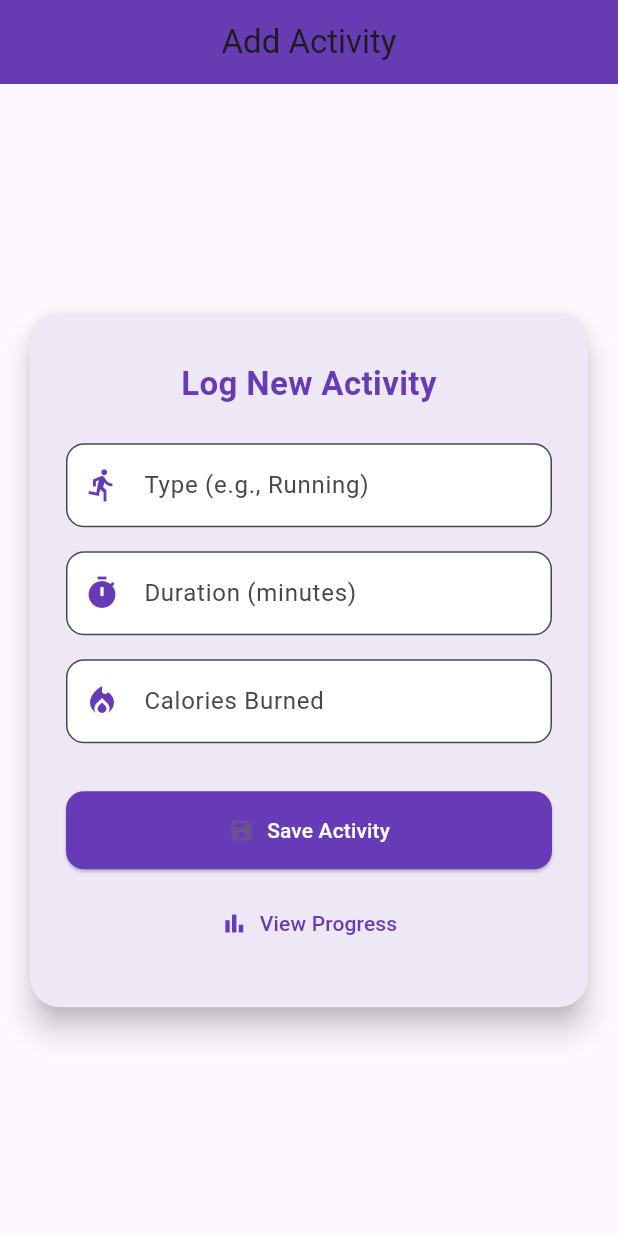
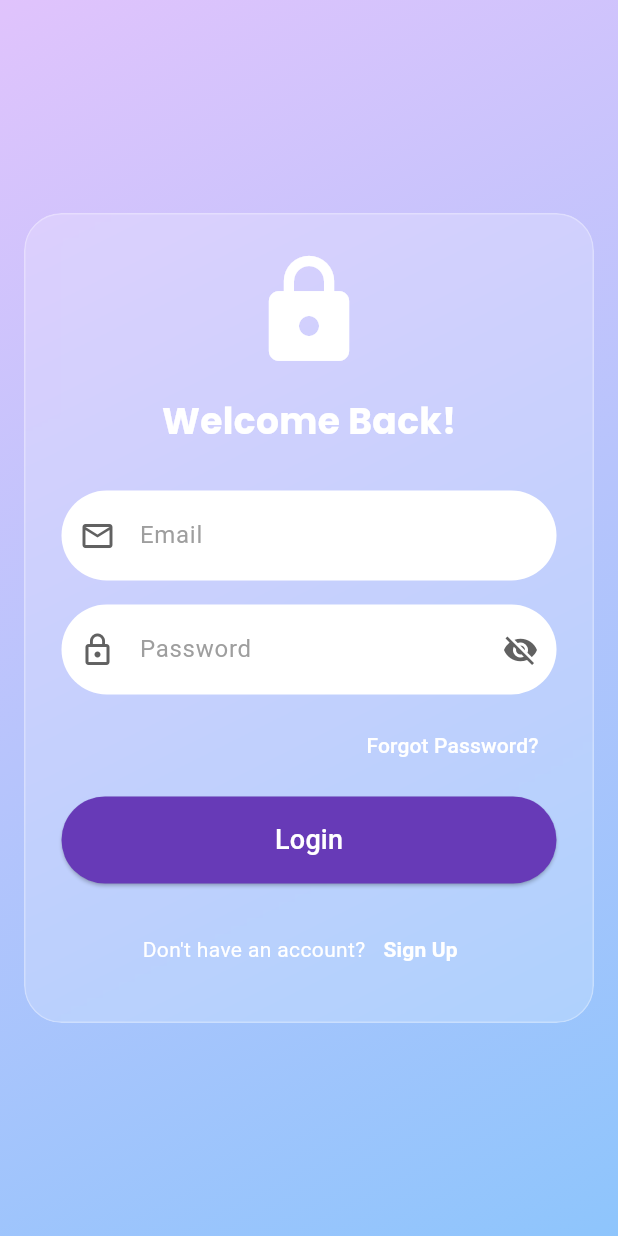
Before and after one commit to Asadullah730/FitnessTrackerApp, a Flutter app: the screen it shows after launch, on a phone screen of 412 x 824 dp. Run offline on Flutter 3.47's test engine with Material 3 defaults, Android fonts, the phone set to English and light mode, and no system bars; our stand-ins replace cloud_firestore, csv, firebase_core, fl_chart, get, google_fonts and 2 more; accounts and stored records are empty.

Commit message:
adding login screen

```diff
--- a/lib/main.dart
+++ b/lib/main.dart
@@ -1,6 +1,7 @@
 import 'package:firebase_core/firebase_core.dart';
 import 'package:fitness_tracker_app/firebase_options.dart';
 import 'package:fitness_tracker_app/view/add_activity_screen.dart';
+import 'package:fitness_tracker_app/view/authpages/loginpage.dart';
 import 'package:fitness_tracker_app/view/homeScreen.dart';
 import 'package:flutter/material.dart';
 import 'package:get/get.dart';
@@ -24,7 +25,8 @@ class MyApp extends StatelessWidget {
         colorScheme: ColorScheme.fromSeed(seedColor: Colors.deepPurple),
       ),
       // home: Homescreen(),
-      home: AddActivityScreen(),
+      // home: AddActivityScreen(),
+      home: LoginScreen(),
     );
   }
 }
--- /dev/null
+++ b/lib/view/authpages/loginpage.dart
@@ -0,0 +1,223 @@
+import 'dart:ui';
+import 'package:flutter/material.dart';
+import 'package:google_fonts/google_fonts.dart';
+
+class LoginScreen extends StatefulWidget {
+  const LoginScreen({super.key});
+
+  @override
+  State<LoginScreen> createState() => _LoginScreenState();
+}
+
+class _LoginScreenState extends State<LoginScreen>
+    with SingleTickerProviderStateMixin {
+  late AnimationController _controller;
+  late Animation<double> _animation;
+  bool _obscurePassword = true;
+
+  @override
+  void initState() {
+    super.initState();
+    _controller = AnimationController(
+      duration: const Duration(seconds: 2),
+      vsync: this,
+    )..repeat(reverse: true);
+
+    _animation = Tween<double>(
+      begin: 0,
+      end: 10,
+    ).animate(CurvedAnimation(parent: _controller, curve: Curves.easeInOut));
+  }
+
+  @override
+  void dispose() {
+    _controller.dispose();
+    super.dispose();
+  }
+
+  @override
+  Widget build(BuildContext context) {
+    final size = MediaQuery.of(context).size;
+    final isTablet = size.width > 600;
+
+    return Scaffold(
+      body: Container(
+        width: double.infinity,
+        height: double.infinity,
+        decoration: const BoxDecoration(
+          gradient: LinearGradient(
+            colors: [Color(0xFFE0C3FC), Color(0xFF8EC5FC)],
+            begin: Alignment.topLeft,
+            end: Alignment.bottomRight,
+          ),
+        ),
+        child: Center(
+          child: SingleChildScrollView(
+            child: Padding(
+              padding: const EdgeInsets.all(16),
+              child: ClipRRect(
+                borderRadius: BorderRadius.circular(25),
+                child: BackdropFilter(
+                  filter: ImageFilter.blur(sigmaX: 15, sigmaY: 15),
+                  child: Container(
+                    width: isTablet ? 500 : double.infinity,
+                    padding: const EdgeInsets.all(24),
+                    decoration: BoxDecoration(
+                      color: Colors.white.withOpacity(0.2),
+                      borderRadius: BorderRadius.circular(25),
+                      border: Border.all(color: Colors.white30),
+                    ),
+                    child: Column(
+                      mainAxisSize: MainAxisSize.min,
+                      children: [
+                        // 🔄 Animated Logo
+                        AnimatedBuilder(
+                          animation: _animation,
+                          builder: (context, child) {
+                            return Transform.translate(
+                              offset: Offset(0, _animation.value),
+                              child: child,
+                            );
+                          },
+                          child: const Icon(
+                            Icons.lock_rounded,
+                            size: 80,
+                            color: Colors.white,
+                          ),
+                        ),
+                        const SizedBox(height: 16),
+                        Text(
+                          'Welcome Back!',
+                          style: GoogleFonts.poppins(
+                            fontSize: isTablet ? 32 : 24,
+                            fontWeight: FontWeight.bold,
+                            color: Colors.white,
+                          ),
+                        ),
+                        const SizedBox(height: 30),
+
+                        // Email Field
+                        _buildInputField(
+                          hintText: 'Email',
+                          icon: Icons.email_outlined,
+                          obscureText: false,
+                        ),
+                        const SizedBox(height: 16),
+
+                        // Password Field
+                        _buildInputField(
+                          hintText: 'Password',
+                          icon: Icons.lock_outline,
+                          obscureText: _obscurePassword,
+                          suffixIcon: IconButton(
+                            icon: Icon(
+                              _obscurePassword
+                                  ? Icons.visibility_off
+                                  : Icons.visibility,
+                              color: Colors.grey.shade700,
+                            ),
+                            onPressed: () {
+                              setState(() {
+                                _obscurePassword = !_obscurePassword;
+                              });
+                            },
+                          ),
+                        ),
+                        const SizedBox(height: 10),
+
+                        // Forgot Password
+                        Align(
+                          alignment: Alignment.centerRight,
+                          child: TextButton(
+                            onPressed: () {},
+                            child: const Text(
+                              'Forgot Password?',
+                              style: TextStyle(color: Colors.white),
+                            ),
+                          ),
+                        ),
+                        const SizedBox(height: 10),
+
+                        // Login Button
+                        SizedBox(
+                          width: double.infinity,
+                          child: ElevatedButton(
+                            style: ElevatedButton.styleFrom(
+                              padding: const EdgeInsets.symmetric(vertical: 16),
+                              backgroundColor: Colors.deepPurple,
+                              shape: RoundedRectangleBorder(
+                                borderRadius: BorderRadius.circular(30),
+                              ),
+                            ),
+                            onPressed: () {},
+                            child: const Text(
+                              'Login',
+                              style: TextStyle(
+                                fontSize: 18,
+                                color: Colors.white,
+                              ),
+                            ),
+                          ),
+                        ),
+                        const SizedBox(height: 20),
+
+                        // Sign Up
+                        Row(
+                          mainAxisAlignment: MainAxisAlignment.center,
+                          children: [
+                            const Text(
+                              'Don\'t have an account?',
+                              style: TextStyle(color: Colors.white),
+                            ),
+                            TextButton(
+                              onPressed: () {},
+                              child: const Text(
+                                'Sign Up',
+                                style: TextStyle(
+                                  color: Colors.white,
+                                  fontWeight: FontWeight.bold,
+                                ),
+                              ),
+                            ),
+                          ],
+                        ),
+                      ],
+                    ),
+                  ),
+                ),
+              ),
+            ),
+          ),
+        ),
+      ),
+    );
+  }
+
+  Widget _buildInputField({
+    required String hintText,
+    required IconData icon,
+    bool obscureText = false,
+    Widget? suffixIcon,
+  }) {
+    return TextField(
+      obscureText: obscureText,
+      style: const TextStyle(color: Colors.black87),
+      decoration: InputDecoration(
+        filled: true,
+        fillColor: Colors.white,
+        prefixIcon: Icon(icon, color: Colors.grey.shade700),
+        suffixIcon: suffixIcon,
+        hintText: hintText,
+        hintStyle: TextStyle(color: Colors.grey.shade500),
+        contentPadding: const EdgeInsets.symmetric(
+          horizontal: 20,
+          vertical: 18,
+        ),
+        border: OutlineInputBorder(
+          borderRadius: BorderRadius.circular(30),
+          borderSide: BorderSide.none,
+        ),
+      ),
+    );
+  }
+}
--- a/pubspec.yaml
+++ b/pubspec.yaml
@@ -43,6 +43,7 @@ dependencies:
   share_plus: ^11.0.0
   csv: ^6.0.0
   permission_handler: ^12.0.1
+  google_fonts: ^6.3.0
 
 dev_dependencies:
   flutter_test:
```
Also changed, not shown: pubspec.lock.
